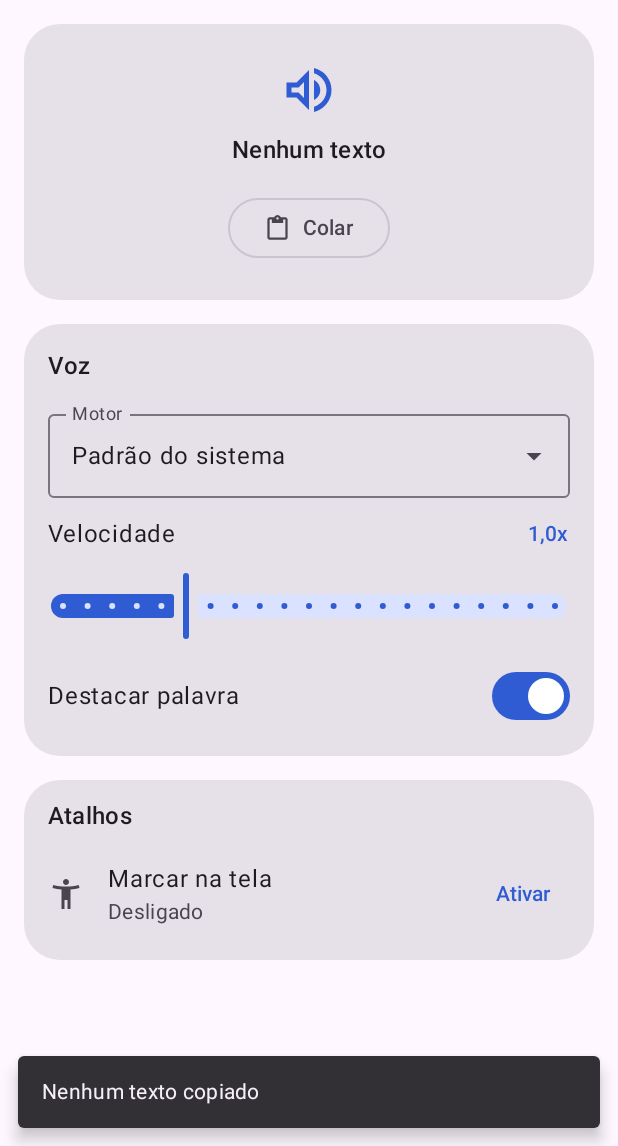
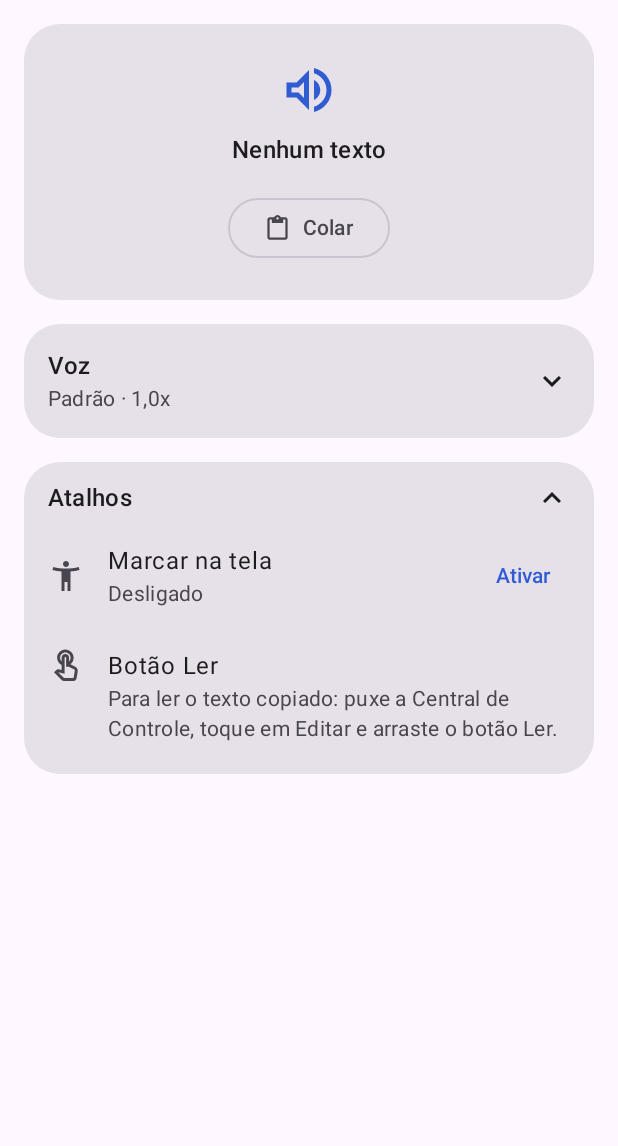
Before and after one commit to wenesga/Le-Pra-Mim, an Android app built with Jetpack Compose: the screen it shows after launch (MainActivity), after a tap on "Ativar", on a phone screen of 412 x 824 dp, the part 90-1236 px from its top. Run offline under Robolectric (Android 15) with nearby library versions, the phone set to English and light mode, and no system bars; 2 other taps on this screen came first.

Commit message:
Os ajustes da rodada foram feitos: player de mídia com tempo, Copiar e Limpar, senhas ignoradas e corte do link final
O ímã do Marcar na tela foi reduzido. O botão do painel passou a parar a leitura de texto da tela. Textos sensíveis deixaram de ser lidos. O link no fim do texto copiado deixou de ser lido. Os cartões Voz e Atalhos foram tornados recolhíveis. A notificação virou um player de mídia com capa, progresso e tempo estimado. O README foi atualizado.

```diff
--- a/app/build.gradle.kts
+++ b/app/build.gradle.kts
@@ -56,6 +56,7 @@ android {
 
 dependencies {
     implementation(libs.androidx.core.ktx)
+    implementation(libs.androidx.media)
     implementation(libs.androidx.activity.compose)
     implementation(libs.androidx.lifecycle.runtime.compose)
     implementation(libs.androidx.lifecycle.viewmodel.compose)
--- a/app/src/main/java/com/lepramim/MainActivity.kt
+++ b/app/src/main/java/com/lepramim/MainActivity.kt
@@ -30,8 +30,7 @@ class MainActivity : ComponentActivity() {
     override fun onWindowFocusChanged(hasFocus: Boolean) {
         super.onWindowFocusChanged(hasFocus)
         if (!hasFocus) return
-        val clip = getSystemService(ClipboardManager::class.java).primaryClip ?: return
-        val texto = clip.takeIf { it.itemCount > 0 }?.getItemAt(0)?.coerceToText(this)?.toString()?.trim()
+        val texto = Leitura.copiado(this)
         if (texto.isNullOrEmpty() || texto == Leitura.texto.value) return
         // Guarda só uma marca do texto, para não ler de novo o mesmo copiado.
         val marca = texto.hashCode()
--- a/app/src/main/java/com/lepramim/atalhos/MarcarTela.kt
+++ b/app/src/main/java/com/lepramim/atalhos/MarcarTela.kt
@@ -158,7 +158,7 @@ private class AreaMarcada(contexto: Context) : View(contexto) {
     private var modo = 0 // 0 novo, 1 mover, ou soma de bordas: 2 esquerda, 4 topo, 8 direita, 16 base
     private var ultimo = 0f to 0f
     private val toque = 28 * d
-    private val ima = 24 * d
+    private val ima = 12 * d
     private val escuro = Paint().apply { color = Color.parseColor("#99000000") }
     private val borda = Paint(Paint.ANTI_ALIAS_FLAG).apply {
         style = Paint.Style.STROKE
--- a/app/src/main/java/com/lepramim/leitura/Leitura.kt
+++ b/app/src/main/java/com/lepramim/leitura/Leitura.kt
@@ -1,5 +1,7 @@
 package com.lepramim.leitura
 
+import android.content.ClipData
+import android.content.ClipboardManager
 import android.content.Context
 import android.content.Intent
 import kotlinx.coroutines.flow.MutableStateFlow
@@ -16,6 +18,21 @@ object Leitura {
     val trecho: StateFlow<IntRange?> = _trecho
     val situacao: StateFlow<Situacao> = _situacao
 
+    /** Quando a leitura atual começou; serve para saber se o copiado é mais novo. */
+    @Volatile var inicio = 0L
+
+    /** Caracteres lidos por segundo, estimado pela velocidade e corrigido pelo tempo real das frases. */
+    internal val _cps = MutableStateFlow(14f)
+    val cps: StateFlow<Float> = _cps
+
+    fun tempoTexto(posicao: Int, total: Int, cps: Float): String {
+        if (total <= 0 || cps <= 0f) return ""
+        fun fmt(s: Float) = "%d:%02d".format(s.toInt() / 60, s.toInt() % 60)
+        return fmt(posicao / cps) + " / " + fmt(total / cps)
+    }
+
+    fun tempoTexto() = tempoTexto(_trecho.value?.first ?: 0, _texto.value.length, _cps.value)
+
     const val ACAO_LER = "ler"
     const val ACAO_PAUSAR = "pausar"
     const val ACAO_CONTINUAR = "continuar"
@@ -24,10 +41,47 @@ object Leitura {
     const val ACAO_PARAR = "parar"
     const val EXTRA_TEXTO = "texto"
 
+    /** Chamada para o link no fim do texto, como o "Veja mais em" do copia e cola dos sites. */
+    private val chamadaFinal = Regex(
+        // A: depois de traço, reticências ou quebra de linha, uma frase curta e o link. B: frase que começa com palavra de chamada.
+        "\\s*(?:(?:[-–—…\\n]|\\.{3})\\s*(?:[^\\s.:/]+\\s+){0,5}[^\\s.:/]+\\s*:?" +
+            "|[-–—]?\\s*(?:veja|leia|saiba|acesse|confira|continue|clique|baixe|assista|acompanhe|siga|compartilhe|fonte|link|" +
+            "texto completo|matéria completa|reportagem completa|mais informações|originalmente)(?:\\s+[^\\s.:/]+){0,4}\\s*:?)" +
+            "\\s*https?://\\S+\\s*$",
+        RegexOption.IGNORE_CASE,
+    )
+
+    /** Tira só o link do fim com chamada; links no meio do texto ficam. */
+    fun semChamadaFinal(texto: String) = texto.replace(chamadaFinal, "")
+
     fun ler(c: Context, texto: String) {
-        val limpo = texto.trim()
+        val limpo = semChamadaFinal(texto).trim()
         if (limpo.isEmpty()) return
+        inicio = System.currentTimeMillis()
         c.startForegroundService(Intent(c, LeituraServico::class.java).setAction(ACAO_LER).putExtra(EXTRA_TEXTO, limpo))
+    }
+
+    /** Texto copiado, ou null se vazio ou marcado como sensível (senha de gerenciador de senhas). */
+    fun copiado(c: Context): String? {
+        val clip = c.getSystemService(ClipboardManager::class.java).primaryClip ?: return null
+        if (clip.itemCount == 0) return null
+        if (clip.description.extras?.getBoolean("android.content.extra.IS_SENSITIVE", false) == true) return null
+        return clip.getItemAt(0).coerceToText(c)?.toString()?.trim()?.takeIf { it.isNotEmpty() }
+    }
+
+    /** Hora em que o copiado foi feito, ou 0. */
+    fun horaDoCopiado(c: Context): Long =
+        c.getSystemService(ClipboardManager::class.java).primaryClip?.description?.timestamp ?: 0L
+
+    fun copiarTexto(c: Context) {
+        if (_texto.value.isEmpty()) return
+        c.getSystemService(ClipboardManager::class.java).setPrimaryClip(ClipData.newPlainText("Lê Pra Mim", _texto.value))
+    }
+
+    fun limpar(c: Context) {
+        if (_situacao.value != Situacao.PARADO) comando(c, ACAO_PARAR)
+        _texto.value = ""
+        _trecho.value = null
     }
 
     fun comando(c: Context, acao: String) {
--- a/app/src/main/java/com/lepramim/ui/TelaLeitor.kt
+++ b/app/src/main/java/com/lepramim/ui/TelaLeitor.kt
@@ -1,6 +1,6 @@
 package com.lepramim.ui
 
-import android.content.ClipboardManager
+
 import android.content.ComponentName
 import android.content.Context
 import android.content.Intent
@@ -22,7 +22,13 @@ import androidx.compose.foundation.verticalScroll
 import androidx.compose.material.icons.Icons
 import androidx.compose.material.icons.automirrored.outlined.VolumeUp
 import androidx.compose.material.icons.outlined.AccessibilityNew
+import androidx.compose.material.icons.outlined.ContentCopy
 import androidx.compose.material.icons.outlined.ContentPaste
+import androidx.compose.material.icons.outlined.Delete
+import androidx.compose.material.icons.outlined.TouchApp
+import androidx.compose.material.icons.outlined.ExpandLess
+import androidx.compose.material.icons.outlined.ExpandMore
+import androidx.compose.runtime.saveable.rememberSaveable
 import androidx.compose.material.icons.outlined.Pause
 import androidx.compose.material.icons.outlined.PlayArrow
 import androidx.compose.material.icons.outlined.SkipNext
@@ -81,8 +87,7 @@ fun TelaLeitor(vm: LeitorViewModel) {
     val avisos = remember { SnackbarHostState() }
     val escopo = rememberCoroutineScope()
     val colar: () -> Unit = {
-        val clip = contexto.getSystemService(ClipboardManager::class.java).primaryClip
-        val t = clip?.takeIf { it.itemCount > 0 }?.getItemAt(0)?.coerceToText(contexto)?.toString()
+        val t = Leitura.copiado(contexto)
         if (t.isNullOrBlank()) escopo.launch { avisos.showSnackbar("Nenhum texto copiado") } else Leitura.ler(contexto, t)
     }
 
@@ -105,6 +110,7 @@ private fun CartaoLeitura(colar: () -> Unit) {
     val texto by Leitura.texto.collectAsStateWithLifecycle()
     val trecho by Leitura.trecho.collectAsStateWithLifecycle()
     val situacao by Leitura.situacao.collectAsStateWithLifecycle()
+    val cps by Leitura.cps.collectAsStateWithLifecycle()
     val destaque = MaterialTheme.colorScheme.primaryContainer
     val noDestaque = MaterialTheme.colorScheme.onPrimaryContainer
 
@@ -131,7 +137,9 @@ private fun CartaoLeitura(colar: () -> Unit) {
                     style = MaterialTheme.typography.labelLarge, color = MaterialTheme.colorScheme.onSurfaceVariant,
                     modifier = Modifier.weight(1f),
                 )
+                IconButton(onClick = { Leitura.copiarTexto(contexto) }) { Icon(Icons.Outlined.ContentCopy, contentDescription = "Copiar") }
                 IconButton(onClick = colar) { Icon(Icons.Outlined.ContentPaste, contentDescription = "Colar") }
+                IconButton(onClick = { Leitura.limpar(contexto) }) { Icon(Icons.Outlined.Delete, contentDescription = "Limpar") }
             }
             val r = trecho
             val anotado = buildAnnotatedString {
@@ -169,6 +177,11 @@ private fun CartaoLeitura(colar: () -> Unit) {
                 progress = { if (r == null || texto.isEmpty()) 0f else (r.first.toFloat() / texto.length).coerceIn(0f, 1f) },
                 modifier = Modifier.fillMaxWidth(),
             )
+            Text(
+                Leitura.tempoTexto(r?.first ?: 0, texto.length, cps),
+                style = MaterialTheme.typography.labelMedium, color = MaterialTheme.colorScheme.onSurfaceVariant,
+                modifier = Modifier.padding(top = Espaco.p),
+            )
             Spacer(Modifier.height(Espaco.g))
             Row(Modifier.fillMaxWidth(), horizontalArrangement = Arrangement.SpaceEvenly, verticalAlignment = Alignment.CenterVertically) {
                 IconButton(onClick = { Leitura.comando(contexto, Leitura.ACAO_VOLTAR) }) {
@@ -198,9 +211,19 @@ private fun CartaoVoz(vm: LeitorViewModel) {
     val motores by vm.motores.collectAsStateWithLifecycle()
     val vozes by vm.vozes.collectAsStateWithLifecycle()
 
-    Card(shape = MaterialTheme.shapes.large) {
-        Column(Modifier.fillMaxWidth().padding(Espaco.gg), verticalArrangement = Arrangement.spacedBy(Espaco.g)) {
-            Text("Voz", style = MaterialTheme.typography.titleMedium)
+    var aberto by rememberSaveable { mutableStateOf(false) }
+    val resumo = (vozes.find { it.id == prefs.voz }?.nome ?: "Padrão") + " · " + String.format(Locale("pt", "BR"), "%.1fx", prefs.velocidade)
+
+    Card(onClick = { aberto = !aberto }, shape = MaterialTheme.shapes.large) {
+        Column(Modifier.animateContentSize().fillMaxWidth().padding(Espaco.gg), verticalArrangement = Arrangement.spacedBy(Espaco.g)) {
+            Row(Modifier.fillMaxWidth(), verticalAlignment = Alignment.CenterVertically) {
+                Column(Modifier.weight(1f)) {
+                    Text("Voz", style = MaterialTheme.typography.titleMedium)
+                    if (!aberto) Text(resumo, style = MaterialTheme.typography.bodyMedium, color = MaterialTheme.colorScheme.onSurfaceVariant)
+                }
+                Icon(if (aberto) Icons.Outlined.ExpandLess else Icons.Outlined.ExpandMore, contentDescription = if (aberto) "Recolher" else "Expandir")
+            }
+            if (!aberto) return@Column
             Seletor(
                 rotulo = "Motor",
                 valor = motores.find { it.pacote == prefs.motor }?.nome ?: "Padrão do sistema",
@@ -263,9 +286,22 @@ private fun CartaoAtalhos() {
     LifecycleEventEffect(Lifecycle.Event.ON_RESUME) { ligada = acessibilidadeLigada(contexto) }
     val cores = ListItemDefaults.colors(containerColor = MaterialTheme.colorScheme.surfaceContainerHighest.copy(alpha = 0f))
 
-    Card(shape = MaterialTheme.shapes.large) {
-        Column(Modifier.fillMaxWidth().padding(vertical = Espaco.m)) {
-            Text("Atalhos", style = MaterialTheme.typography.titleMedium, modifier = Modifier.padding(horizontal = Espaco.gg, vertical = Espaco.p))
+    var aberto by rememberSaveable { mutableStateOf(false) }
+
+    Card(onClick = { aberto = !aberto }, shape = MaterialTheme.shapes.large) {
+        Column(Modifier.animateContentSize().fillMaxWidth().padding(vertical = Espaco.m)) {
+            Row(
+                Modifier.fillMaxWidth().padding(horizontal = Espaco.gg, vertical = Espaco.p),
+                verticalAlignment = Alignment.CenterVertically,
+            ) {
+                Column(Modifier.weight(1f)) {
+                    Text("Atalhos", style = MaterialTheme.typography.titleMedium)
+                    if (!aberto) Text("Marcar na tela: " + if (ligada) "ligado" else "desligado",
+                        style = MaterialTheme.typography.bodyMedium, color = MaterialTheme.colorScheme.onSurfaceVariant)
+                }
+                Icon(if (aberto) Icons.Outlined.ExpandLess else Icons.Outlined.ExpandMore, contentDescription = if (aberto) "Recolher" else "Expandir")
+            }
+            if (!aberto) return@Column
             ListItem(
                 colors = cores,
                 leadingContent = { Icon(Icons.Outlined.AccessibilityNew, contentDescription = null) },
@@ -277,6 +313,12 @@ private fun CartaoAtalhos() {
                     }) { Text(if (ligada) "Alterar" else "Ativar") }
                 },
             )
+            ListItem(
+                colors = cores,
+                leadingContent = { Icon(Icons.Outlined.TouchApp, contentDescription = null) },
+                headlineContent = { Text("Botão Ler") },
+                supportingContent = { Text("Para ler o texto copiado: puxe a Central de Controle, toque em Editar e arraste o botão Ler.") },
+            )
         }
     }
 }
--- /dev/null
+++ b/app/src/main/res/drawable/bg_circulo_grafite.xml
@@ -0,0 +1,3 @@
+<shape xmlns:android="http://schemas.android.com/apk/res/android" android:shape="oval">
+    <solid android:color="#44484F" />
+</shape>
--- /dev/null
+++ b/app/src/main/res/drawable/bg_circulo_menta.xml
@@ -0,0 +1,3 @@
+<shape xmlns:android="http://schemas.android.com/apk/res/android" android:shape="oval">
+    <solid android:color="#5EE0A8" />
+</shape>
--- /dev/null
+++ b/app/src/main/res/drawable/ic_avancar.xml
@@ -0,0 +1,4 @@
+<vector xmlns:android="http://schemas.android.com/apk/res/android"
+    android:width="24dp" android:height="24dp" android:viewportWidth="24" android:viewportHeight="24">
+    <path android:fillColor="#FFFFFFFF" android:pathData="M15.5,6H18v12h-2.5zM6,18l8.5,-6L6,6z" />
+</vector>
--- /dev/null
+++ b/app/src/main/res/drawable/ic_pausa.xml
@@ -0,0 +1,4 @@
+<vector xmlns:android="http://schemas.android.com/apk/res/android"
+    android:width="24dp" android:height="24dp" android:viewportWidth="24" android:viewportHeight="24">
+    <path android:fillColor="#FFFFFFFF" android:pathData="M7,5h3.5v14H7zM13.5,5H17v14h-3.5z" />
+</vector>
--- /dev/null
+++ b/app/src/main/res/drawable/ic_pausa_escuro.xml
@@ -0,0 +1,4 @@
+<vector xmlns:android="http://schemas.android.com/apk/res/android"
+    android:width="24dp" android:height="24dp" android:viewportWidth="24" android:viewportHeight="24">
+    <path android:fillColor="#FF2B2E33" android:pathData="M7,5h3.5v14H7zM13.5,5H17v14h-3.5z" />
+</vector>
--- /dev/null
+++ b/app/src/main/res/drawable/ic_play.xml
@@ -0,0 +1,4 @@
+<vector xmlns:android="http://schemas.android.com/apk/res/android"
+    android:width="24dp" android:height="24dp" android:viewportWidth="24" android:viewportHeight="24">
+    <path android:fillColor="#FFFFFFFF" android:pathData="M8,5v14l11,-7z" />
+</vector>
--- /dev/null
+++ b/app/src/main/res/drawable/ic_play_escuro.xml
@@ -0,0 +1,4 @@
+<vector xmlns:android="http://schemas.android.com/apk/res/android"
+    android:width="24dp" android:height="24dp" android:viewportWidth="24" android:viewportHeight="24">
+    <path android:fillColor="#FF2B2E33" android:pathData="M8,5v14l11,-7z" />
+</vector>
--- /dev/null
+++ b/app/src/main/res/drawable/ic_voltar.xml
@@ -0,0 +1,4 @@
+<vector xmlns:android="http://schemas.android.com/apk/res/android"
+    android:width="24dp" android:height="24dp" android:viewportWidth="24" android:viewportHeight="24">
+    <path android:fillColor="#FFFFFFFF" android:pathData="M6,6h2.5v12H6zM9.5,12l8.5,6V6z" />
+</vector>
--- a/gradle/libs.versions.toml
+++ b/gradle/libs.versions.toml
@@ -11,6 +11,7 @@ mlkitTexto = "16.0.1"
 
 [libraries]
 androidx-core-ktx = { group = "androidx.core", name = "core-ktx", version.ref = "coreKtx" }
+androidx-media = { group = "androidx.media", name = "media", version = "1.7.0" }
 androidx-activity-compose = { group = "androidx.activity", name = "activity-compose", version.ref = "activityCompose" }
 androidx-lifecycle-runtime-compose = { group = "androidx.lifecycle", name = "lifecycle-runtime-compose", version.ref = "lifecycle" }
 androidx-lifecycle-viewmodel-compose = { group = "androidx.lifecycle", name = "lifecycle-viewmodel-compose", version.ref = "lifecycle" }
```
Also changed, not shown: app/src/main/java/com/lepramim/atalhos/LerActivity.kt (+5 -3 lines), app/src/main/java/com/lepramim/leitura/LeituraServico.kt (+97 -9 lines), app/src/main/res/layout/notificacao.xml (added, +53 -0 lines), 1 other file.
